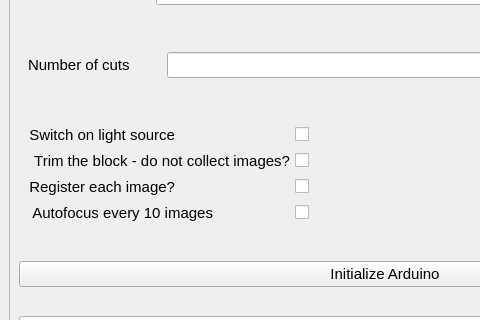
First picture: the form in mainwindow.ui, repository ckolluru/3D-MUSE-acquire, before the edit; both pictures show x 0 to 480 and y 134 to 454 of the 770 by 600 pixel window.
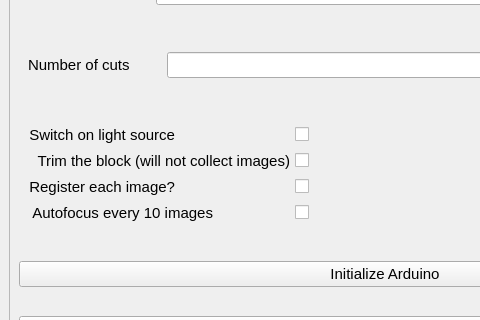
Second picture: the form after the edit.

```diff
--- a/mainwindow.ui
+++ b/mainwindow.ui
@@ -363,7 +363,7 @@
               <string notr="true">spacing:5;</string>
              </property>
              <property name="text">
-              <string>Trim the block - do not collect images?</string>
+              <string>Trim the block (will not collect images)</string>
              </property>
             </widget>
            </item>
```
